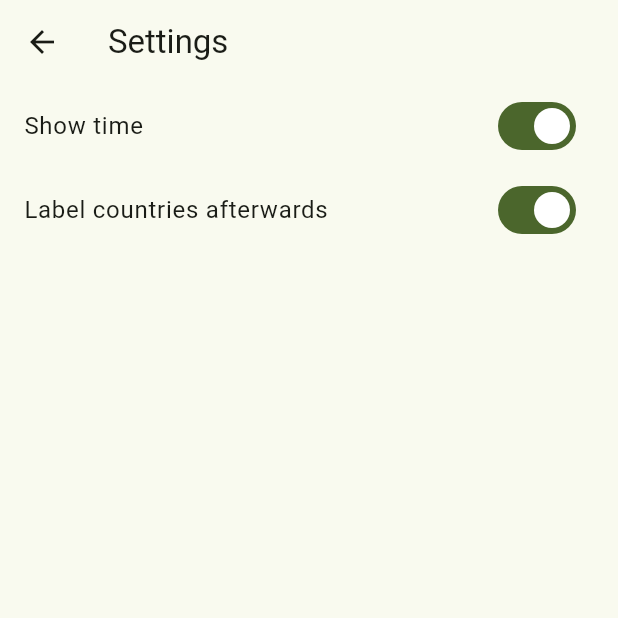
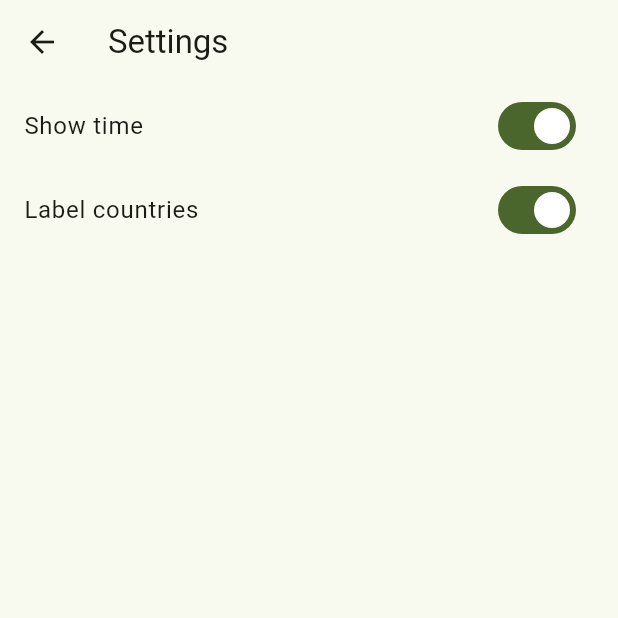
Before and after one commit to josxha/geo_quiz, a Flutter app: the screen it shows after launch, after a tap on "Settings", on a phone screen of 412 x 824 dp, the top half of it. Run offline on Flutter 3.47's test engine with Material 2 defaults, Android fonts, the phone set to English and light mode, and no system bars; our stand-ins replace flutter_map, get_it, latlong2, package_info_plus; missing offline and left inert: flutter_map_geojson, point_in_polygon; generated files the repository leaves out were written again.

Commit message:
add localization

```diff
--- /dev/null
+++ b/l10n.yaml
@@ -0,0 +1,3 @@
+arb-dir: lib/l10n
+template-arb-file: app_en.arb
+output-localization-file: app_localizations.dart
--- a/lib/country_list/country_list.dart
+++ b/lib/country_list/country_list.dart
@@ -1,4 +1,4 @@
-import 'package:flutter/material.dart';
+import 'package:geo_quiz/shared/common.dart';
 
 class CountryList extends StatefulWidget {
   final List<String> countries;
@@ -22,7 +22,7 @@ class _CountryListState extends State<CountryList> {
   @override
   Widget build(BuildContext context) {
     return Scaffold(
-      appBar: AppBar(title: const Text('Ländernamen')),
+      appBar: AppBar(title: Text(AppLocalizations.of(context)!.countryNames)),
       body: Column(
         children: [
           Padding(
@@ -36,7 +36,7 @@ class _CountryListState extends State<CountryList> {
                   icon: const Icon(Icons.cancel),
                 ),
               ],
-              hintText: 'Search ...',
+              hintText: AppLocalizations.of(context)!.searchHint,
               onChanged: _search,
             ),
           ),
--- a/lib/main.dart
+++ b/lib/main.dart
@@ -1,9 +1,11 @@
 import 'package:flutter/material.dart';
+import 'package:flutter_gen/gen_l10n/app_localizations.dart';
 import 'package:geo_quiz/shared/locator.dart';
 import 'package:geo_quiz/shared/routes.dart';
 import 'package:geo_quiz/shared/theme.dart';
 
 Future<void> main() async {
+  WidgetsFlutterBinding.ensureInitialized();
   await setupLocator();
   runApp(const MyApp());
 }
@@ -33,6 +35,8 @@ class _MyAppState extends State<MyApp> {
       theme: appTheme,
       onGenerateRoute: (settings) => Routes.generateRoute(settings),
       initialRoute: Routes.start.name,
+      localizationsDelegates: AppLocalizations.localizationsDelegates,
+      supportedLocales: AppLocalizations.supportedLocales,
     );
   }
 }
--- a/lib/settings_screen/settings_screen.dart
+++ b/lib/settings_screen/settings_screen.dart
@@ -1,6 +1,4 @@
-import 'package:flutter/material.dart';
-import 'package:geo_quiz/shared/services/pref_service.dart';
-import 'package:get_it/get_it.dart';
+import 'package:geo_quiz/shared/common.dart';
 
 class SettingsScreen extends StatefulWidget {
   const SettingsScreen({super.key});
@@ -15,18 +13,18 @@ class _SettingsScreenState extends State<SettingsScreen> {
   @override
   Widget build(BuildContext context) {
     return Scaffold(
-      appBar: AppBar(title: const Text('Settings')),
+      appBar: AppBar(title: Text(AppLocalizations.of(context)!.settings)),
       body: ListView(
         children: [
           SwitchListTile(
-            title: const Text('Show time'),
+            title: Text(AppLocalizations.of(context)!.showTime),
             value: _prefService.showTime,
             onChanged: (value) => setState(() {
               _prefService.showTime = value;
             }),
           ),
           SwitchListTile(
-            title: const Text('Label countries afterwards'),
+            title: Text(AppLocalizations.of(context)!.labelCountries),
             value: _prefService.labelCountriesAfterGuessed,
             onChanged: (value) => setState(() {
               _prefService.labelCountriesAfterGuessed = value;
--- /dev/null
+++ b/lib/shared/common.dart
@@ -0,0 +1,6 @@
+export 'package:flutter/material.dart';
+export 'package:flutter_gen/gen_l10n/app_localizations.dart';
+export 'package:get_it/get_it.dart';
+
+export 'routes.dart';
+export 'services/pref_service.dart';
--- a/lib/start_screen/start_screen.dart
+++ b/lib/start_screen/start_screen.dart
@@ -1,4 +1,5 @@
 import 'package:flutter/material.dart';
+import 'package:flutter_gen/gen_l10n/app_localizations.dart';
 import 'package:geo_quiz/shared/routes.dart';
 
 class StartScreen extends StatelessWidget {
@@ -38,15 +39,15 @@ class StartScreen extends StatelessWidget {
                     children: [
                       ElevatedButton(
                         onPressed: () => Routes.quiz.push(),
-                        child: const Padding(
-                          padding: EdgeInsets.all(16),
+                        child: Padding(
+                          padding: const EdgeInsets.all(16),
                           child: Row(
                             children: [
-                              Icon(Icons.play_circle),
-                              SizedBox(width: 16),
+                              const Icon(Icons.play_circle),
+                              const SizedBox(width: 16),
                               Text(
-                                'Start game',
-                                style: TextStyle(fontSize: 20),
+                                AppLocalizations.of(context)!.startGame,
+                                style: const TextStyle(fontSize: 20),
                               ),
                             ],
                           ),
@@ -55,15 +56,15 @@ class StartScreen extends StatelessWidget {
                       const SizedBox(height: 16),
                       ElevatedButton(
                         onPressed: () => Routes.settings.push(),
-                        child: const Padding(
-                          padding: EdgeInsets.all(16),
+                        child: Padding(
+                          padding: const EdgeInsets.all(16),
                           child: Row(
                             children: [
-                              Icon(Icons.settings),
-                              SizedBox(width: 16),
+                              const Icon(Icons.settings),
+                              const SizedBox(width: 16),
                               Text(
-                                'Settings',
-                                style: TextStyle(fontSize: 20),
+                                AppLocalizations.of(context)!.settings,
+                                style: const TextStyle(fontSize: 20),
                               ),
                             ],
                           ),
@@ -72,15 +73,15 @@ class StartScreen extends StatelessWidget {
                       const SizedBox(height: 16),
                       ElevatedButton(
                         onPressed: () => Routes.about.push(),
-                        child: const Padding(
-                          padding: EdgeInsets.all(16),
+                        child: Padding(
+                          padding: const EdgeInsets.all(16),
                           child: Row(
                             children: [
-                              Icon(Icons.help),
-                              SizedBox(width: 16),
+                              const Icon(Icons.help),
+                              const SizedBox(width: 16),
                               Text(
-                                'About',
-                                style: TextStyle(fontSize: 20),
+                                AppLocalizations.of(context)!.aboutTheApp,
+                                style: const TextStyle(fontSize: 20),
                               ),
                             ],
                           ),
--- a/pubspec.yaml
+++ b/pubspec.yaml
@@ -9,6 +9,8 @@ environment:
 dependencies:
   flutter:
     sdk: flutter
+  flutter_localizations:
+    sdk: flutter
   flutter_map: ^3.0.0
   flutter_map_geojson: ^1.0.1
   latlong2: ^0.8.1
@@ -16,6 +18,7 @@ dependencies:
   collection: ^1.17.1
   get_it: ^7.6.0
   package_info_plus: ^4.0.0
+  intl: any
 
 dev_dependencies:
   total_lints: ^2.19.0 # very strict set of lints
@@ -26,6 +29,7 @@ dependency_overrides:
 
 flutter:
   uses-material-design: true
+  generate: true # for localization
   assets:
     - assets/countries.json
     - assets/background.jpg
```
Also changed, not shown: lib/about_screen/about_screen.dart (+4 -5 lines), lib/l10n/app_de.arb (added, +17 -0 lines), lib/l10n/app_en.arb (added, +25 -0 lines), lib/quiz_screen/end_dialog.dart (added, +53 -0 lines), lib/quiz_screen/quiz_screen.dart (+11 -9 lines), lib/quiz_screen/result_dialog.dart (deleted, +0 -41 lines), pubspec.lock, 2 other files.
